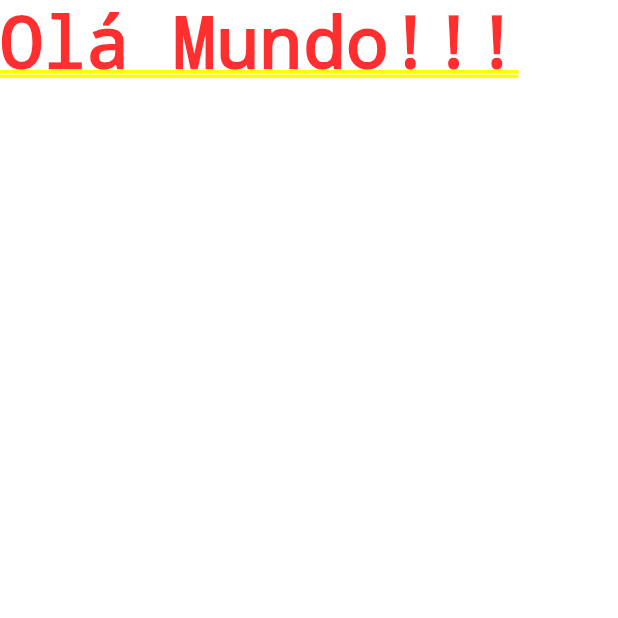
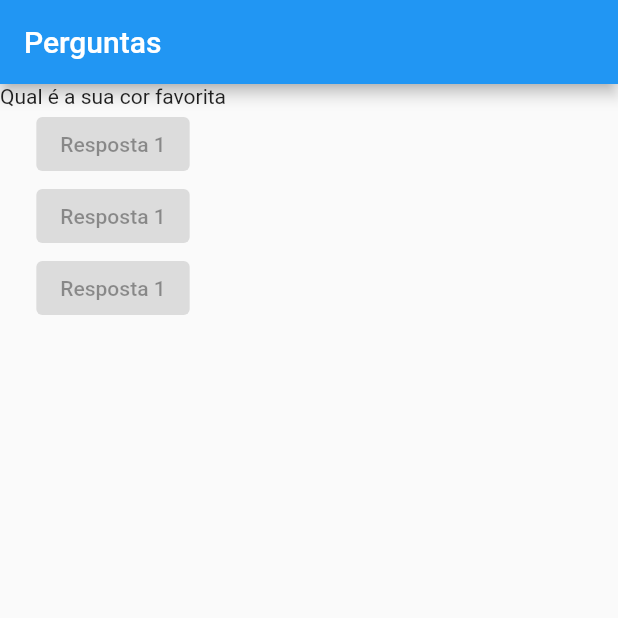
Before and after one commit to JeanCamargoReal/perguntas, a Flutter app: the screen it shows after launch, on a phone screen of 412 x 824 dp, the top half of it. Run offline on Flutter 3.47's test engine with Material 2 defaults, Android fonts, the phone set to English and light mode, and no system bars.

Commit message:
Cria Column e ElevatedButton

```diff
--- a/lib/main.dart
+++ b/lib/main.dart
@@ -5,8 +5,26 @@ main() => runApp(PerguntaApp());
 class PerguntaApp extends StatelessWidget {
   @override
   Widget build(BuildContext context) {
-    return const MaterialApp(
-      home: Text('Olá Mundo!!!'),
+    final List <String> perguntas = [
+      'Qual é a sua cor favorita',
+      'Qual é o seu animal favorito',
+    ];
+
+    return MaterialApp(
+      home: Scaffold(
+        appBar: AppBar(
+          title: const Text('Perguntas'),
+        ),
+        body: Column(
+          children: <Widget> [
+            Text(perguntas[0]),
+            const ElevatedButton(onPressed: null, child: Text('Resposta 1')),
+            const ElevatedButton(onPressed: null, child: Text('Resposta 1')),
+            const ElevatedButton(onPressed: null, child: Text('Resposta 1'))
+
+          ],
+        ),
+      ),
     );
   }
 }
```
